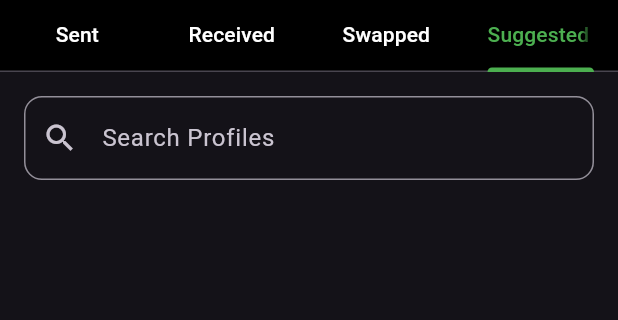
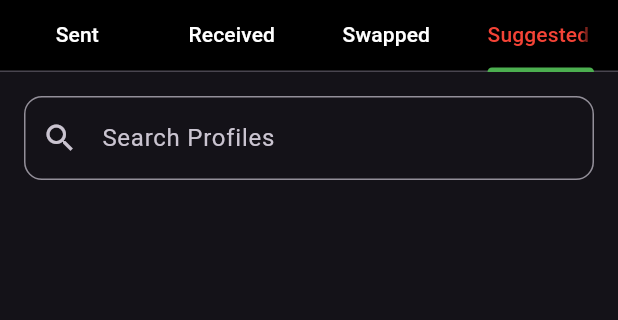
Before and after one commit to AminaIslam1912/learnloop, a Flutter app: the RequestPage screen opened directly, tab 4 chosen, on a phone screen of 412 x 824 dp, the part 84-404 px from its top. Run offline on Flutter 3.47's test engine with Material 3 defaults, Android fonts, the phone set to English and light mode, and no system bars; our stand-ins replace image_picker, supabase_flutter; accounts and stored records are empty.

Commit message:
for checking conflict

```diff
--- a/learnloop/lib/request/request_sent.dart
+++ b/learnloop/lib/request/request_sent.dart
@@ -101,7 +101,8 @@ class _RequestPageState extends State<RequestPage> with SingleTickerProviderStat
             color: Colors.black,
             child: TabBar(
               controller: _tabController,
-              labelColor: Colors.green,
+              labelColor: Colors.red,
+              //labelColor:Colors.green,
               unselectedLabelColor: Colors.white,
               indicatorColor: Colors.green,
               tabs: const [
```
